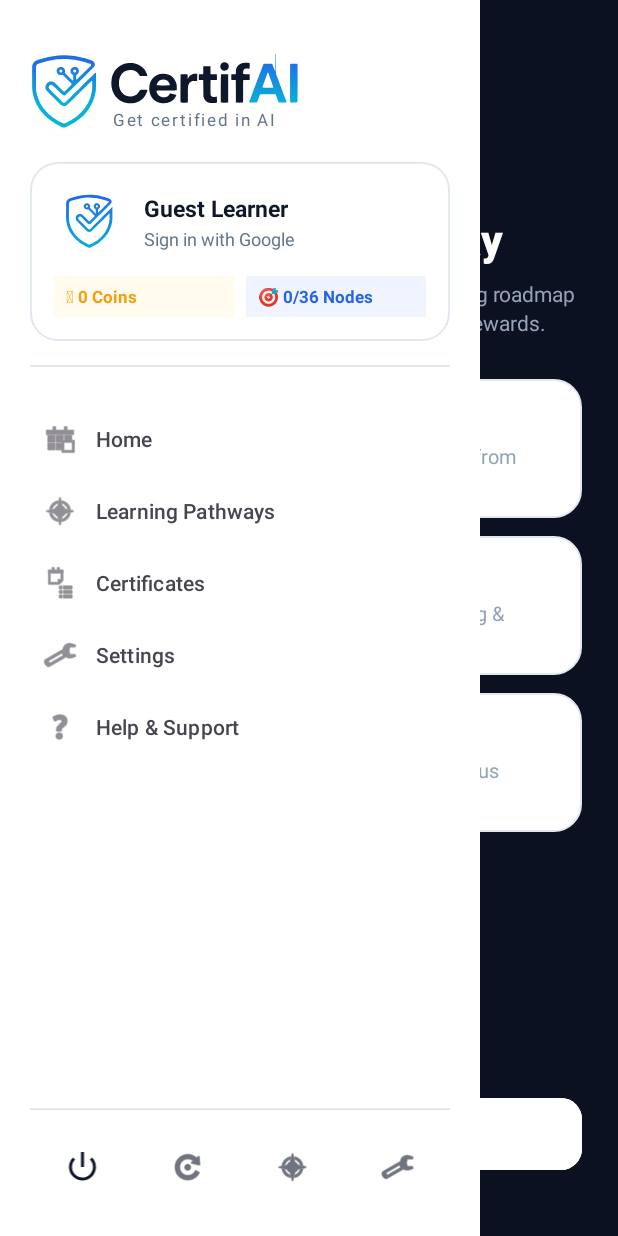
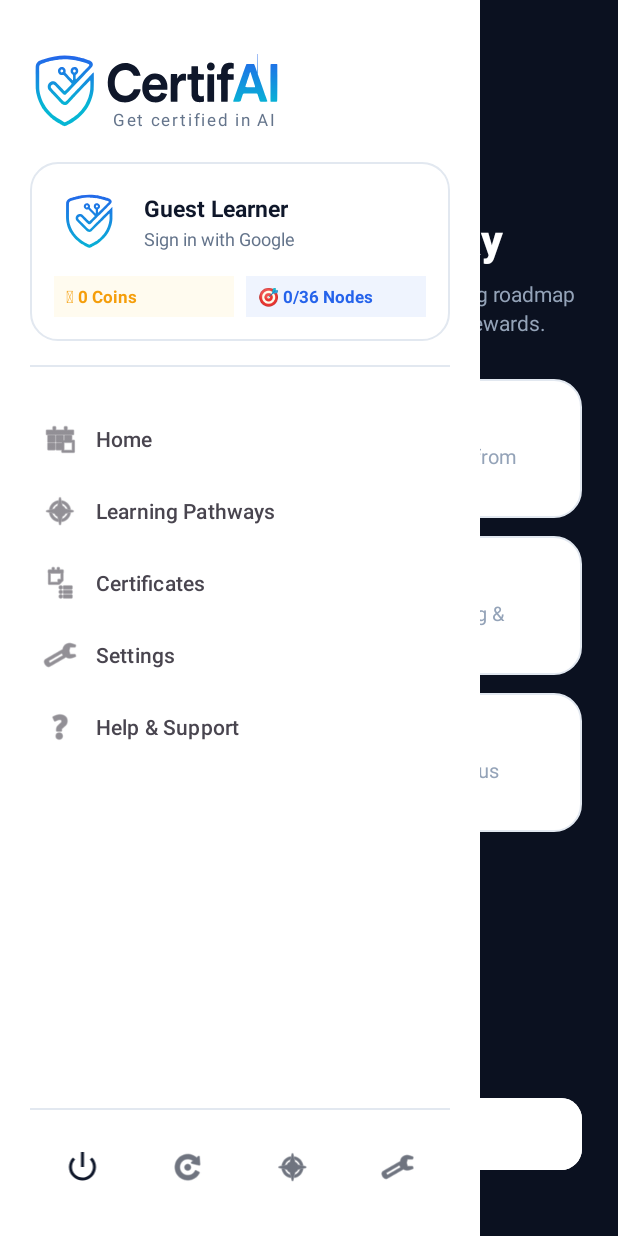
Before and after one commit to digiart-aamir/CertifAI, an Android app built with Jetpack Compose: the screen it shows after launch (MainActivity), on a phone screen of 412 x 824 dp. Run offline under Robolectric (Android 15) with nearby library versions, the phone set to English and light mode, and no system bars; libraries missing offline, so code that uses them is left out: com.exyte.animatednavbar; plain views replace MIDrawerView; network calls fail; pictures from the network do not load; 4 statements that could not run were skipped.

Commit message:
fix(ui): fix clipping/cropping on ic_certifai_logo_brand vector drawables for light and dark themes

```diff
--- a/app/src/main/res/drawable-night/ic_certifai_logo_brand.xml
+++ b/app/src/main/res/drawable-night/ic_certifai_logo_brand.xml
@@ -1,12 +1,12 @@
 <vector xmlns:android="http://schemas.android.com/apk/res/android"
     xmlns:aapt="http://schemas.android.com/aapt"
     android:width="180dp"
-    android:height="35dp"
-    android:viewportWidth="1320"
-    android:viewportHeight="260">
+    android:height="50dp"
+    android:viewportWidth="1450"
+    android:viewportHeight="380">
 
     <group
-        android:translateX="-140"
+        android:translateX="-120"
         android:translateY="-360">
 
         <!-- Shield icon + "AI" letters (Gradient Blue to Cyan) -->
--- a/app/src/main/res/drawable/ic_certifai_logo_brand.xml
+++ b/app/src/main/res/drawable/ic_certifai_logo_brand.xml
@@ -2,12 +2,12 @@
     xmlns:aapt="http://schemas.android.com/aapt"
     android:width="180dp"
     android:height="50dp"
-    android:viewportWidth="1320"
-    android:viewportHeight="370">
+    android:viewportWidth="1450"
+    android:viewportHeight="380">
 
     <group
-        android:translateX="-140"
-        android:translateY="-362">
+        android:translateX="-120"
+        android:translateY="-360">
 
         <!-- Shield icon + "AI" letters (Gradient Blue to Cyan) -->
         <path
```
